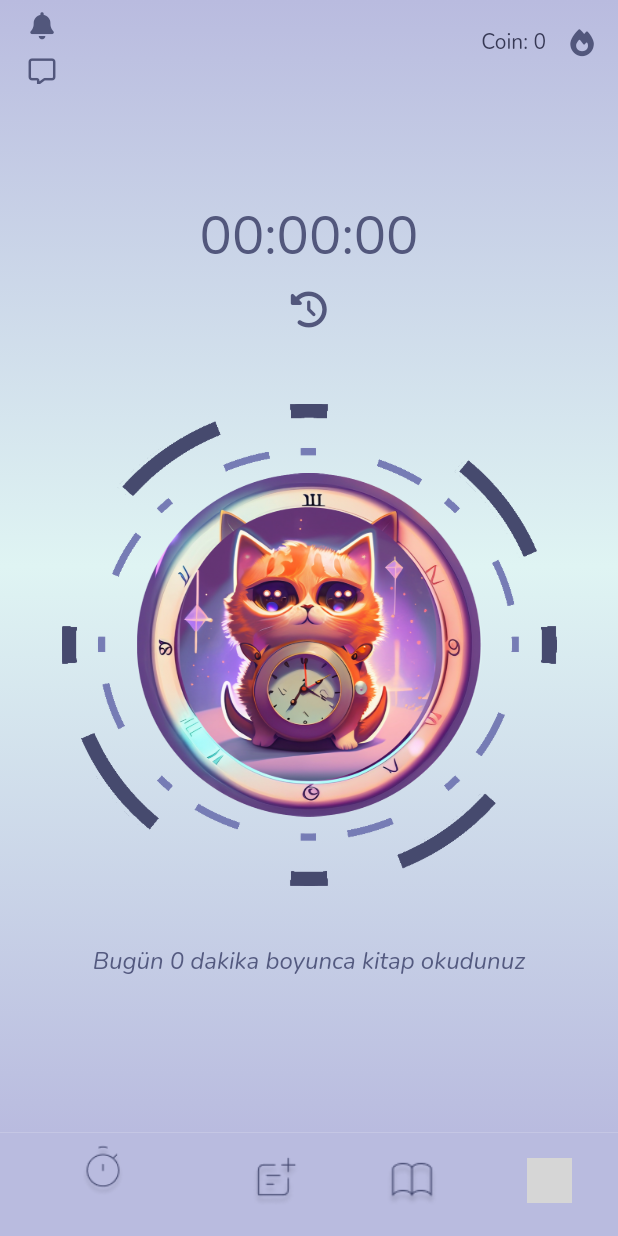
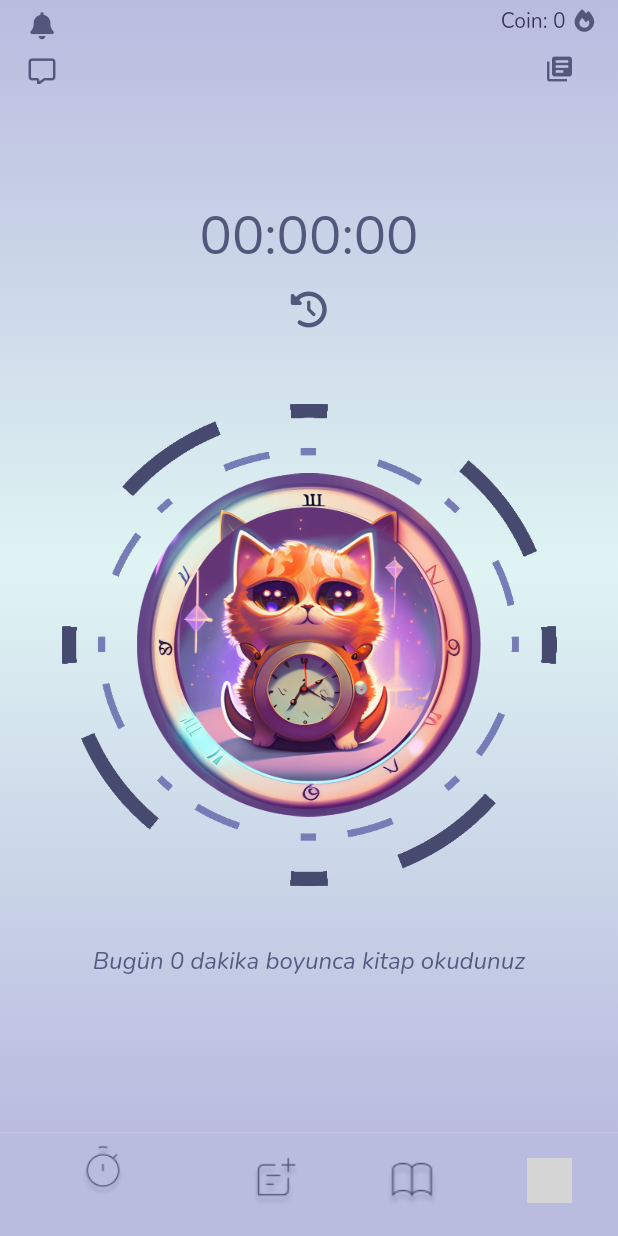
Before and after one commit to selingzl/team-f40-bootcamp-project, a Flutter app: the FeedPage screen opened by its route, on a phone screen of 412 x 824 dp. Run offline on Flutter 3.47's test engine with Material 2 defaults, Android fonts, the phone set to English and light mode, and no system bars; our stand-ins replace cloud_firestore, firebase_auth, firebase_core, firebase_messaging, firebase_storage, font_awesome_flutter and 3 more; accounts and stored records are empty; network calls fail; grey boxes are pictures that could not be loaded.

Commit message:
last commit for now

```diff
--- a/lib/screens/feed_screen.dart
+++ b/lib/screens/feed_screen.dart
@@ -2,14 +2,17 @@ import 'package:flutter/material.dart';
 import 'package:font_awesome_flutter/font_awesome_flutter.dart';
 import 'package:google_fonts/google_fonts.dart';
 import 'package:provider/provider.dart';
+import 'package:read_reminder/notification_demo_screen.dart';
 import '../navigation/bottom_navigation_bar.dart';
-import '../notification_demo_screen.dart';
+
+import 'conversation_screen.dart';
+import 'forum_screen.dart';
 import 'message_screen.dart';
 import 'timer_screen.dart';
 
 class FeedPage extends StatelessWidget {
   final String bookTitle;
-  const FeedPage({super.key, String? bookTitle}) : bookTitle = bookTitle ?? '';
+  const FeedPage({Key? key, String? bookTitle}) : bookTitle = bookTitle ?? '';
 
   @override
   Widget build(BuildContext context) {
@@ -19,21 +22,55 @@ class FeedPage extends StatelessWidget {
         backgroundColor: Colors.transparent,
         elevation: 0,
         actions: [
-          Center(
-            child: Consumer<CoinProvider>(
+          SafeArea(
+            child: Column(
+              children: [
+                Expanded(
+                  child: Row(
+                    children: [
+                      Consumer<CoinProvider>(
                         builder: (context, coinProvider, _) {
                           int coin = coinProvider.coin;
-                return Text(
+                          return Row(
+                            mainAxisAlignment: MainAxisAlignment.center,
+                            children: [
+                              Text(
                                 'Coin: $coin',
                                 style: TextStyle(color: Color.fromRGBO(54, 56, 84, 1.0)),
+                              ),
+                              SizedBox(width: 5,),
+                              Icon(
+                                FontAwesomeIcons.fire,
+                                size: 15,
+                                color: Color.fromRGBO(82, 87, 124, 1.0),
+                              ),
+                              SizedBox(width: 15,),
+                            ],
                           );
                         },
                       ),
+                    ],
                   ),
-          IconButton(
-              onPressed: () {},
-              icon: Icon(FontAwesomeIcons.fire,
-                  size: 18, color: Color.fromRGBO(82, 87, 124, 1.0))),
+                ),
+
+                Expanded(
+                  child: IconButton(
+                    onPressed: () {
+                      Navigator.push(
+                        context,
+                        MaterialPageRoute(builder: (context) => ForumPage()),
+                      );
+                    },
+                    icon: Icon(
+                      Icons.library_books,
+                      size: 20,
+                      color: Color.fromRGBO(82, 87, 124, 1.0),
+                    ),
+                  ),
+                ),
+              ],
+            ),
+          ),
         ],
         leading: SafeArea(
           child: Column(
@@ -43,19 +80,17 @@ class FeedPage extends StatelessWidget {
                   onPressed: () {
                     Navigator.push(
                       context,
-                        MaterialPageRoute(
-                            builder: (context) => NotificationsScreen()),
+                      MaterialPageRoute(builder: (context) => NotificationsScreen()),
                     );
                   },
                   icon: Icon(
                     FontAwesomeIcons.solidBell,
                     size: 18,
                     color: Color.fromRGBO(82, 87, 124, 1.0),
-                    )),
                   ),
-              SizedBox(
-                height: 5,
                 ),
+              ),
+              SizedBox(height: 5),
               Expanded(
                 child: IconButton(
                   onPressed: () {
@@ -68,7 +103,8 @@ class FeedPage extends StatelessWidget {
                     FontAwesomeIcons.message,
                     size: 18,
                     color: Color.fromRGBO(82, 87, 124, 1.0),
-                    )),
+                  ),
+                ),
               ),
             ],
           ),
--- a/lib/screens/forum_screen.dart
+++ b/lib/screens/forum_screen.dart
@@ -4,7 +4,8 @@ import 'package:flutter/material.dart';
 import 'package:font_awesome_flutter/font_awesome_flutter.dart';
 import 'package:read_reminder/screens/conversation_screen.dart';
 
-import '../kvkk_screen.dart';
+import 'kvkk_screen.dart';
+
 
 
 class EklenenMesaj {
```
Also changed, not shown: pubspec.lock. Lines whose indentation alone changed are shown as unchanged.
